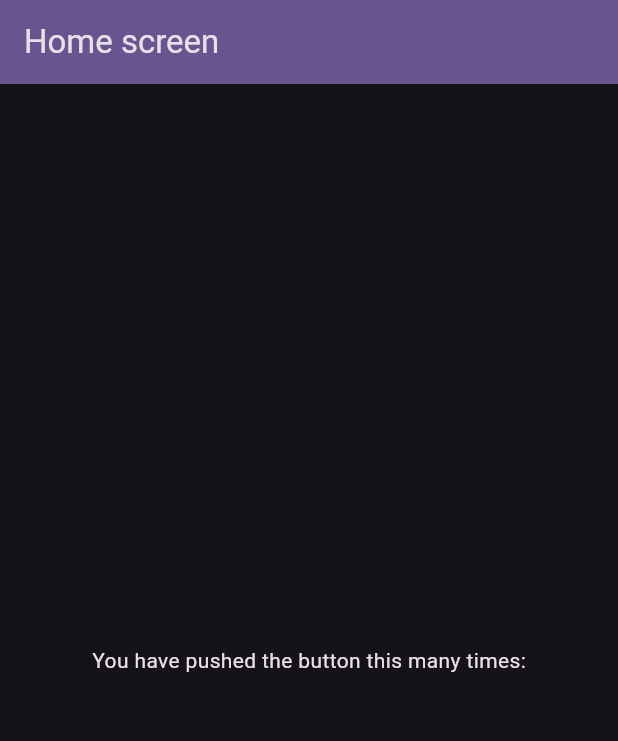
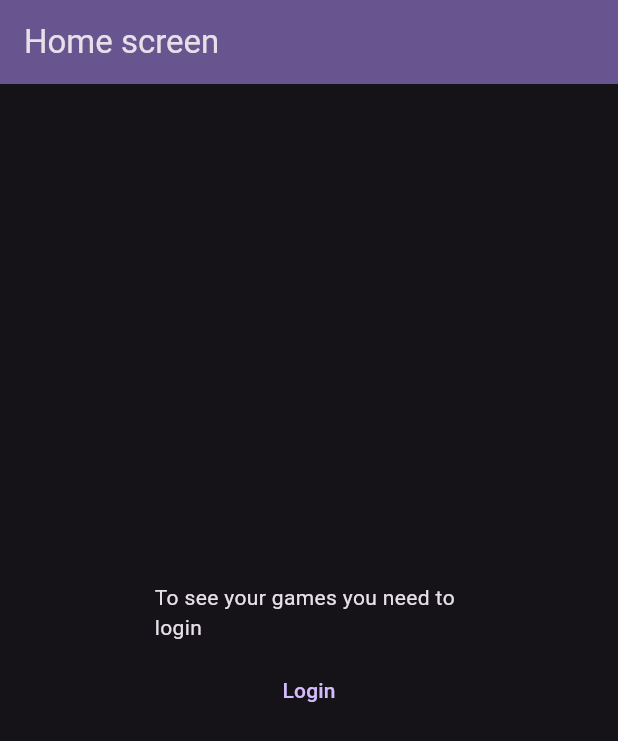
Before and after one commit to fernandonr189/fergog, a Flutter app: the screen it shows after launch, on a phone screen of 412 x 824 dp. Shown: the top 741 px of the screen. Run offline on Flutter 3.47's test engine with Material 3 defaults, Android fonts, the phone set to English and light mode, and no system bars; missing offline and left inert: window_manager.

Commit message:
Created simple form for code

```diff
--- a/lib/constants.dart
+++ b/lib/constants.dart
@@ -1 +1,8 @@
 //ekWGx0vKgsx7Dv3PaHsXzOTC4vJlGHxsp8XxS4sJkEM1eICuoNho-ZUPjJ32MGW_R8yppvMOqiDjzso2KPo0brgA34KpxJzeTzOC8r8e9_x9_XjVII3yATwkLL-Iak9vAIEg4AD4qwO5dcyr5CKdw3IlL_VYOtKt5abgjGFxFtFYs56I7g2bxBw-FIlacoi0
+const String gogAuthUrl = "https://auth.gog.com/auth";
+const String gogClientId = "46899977096215655";
+const String gogClientSecret =
+    "9d85c43b1482497dbbce61f6e4aa173a433796eeae2ca8c5f6129f2dc4de46d9";
+const String gogRedirectUri = "http://127.0.0.1:8080/callback";
+const String gogResponseType = "code";
+const String gogLayout = "client2";
--- a/lib/screens/HomeScreen.dart
+++ b/lib/screens/HomeScreen.dart
@@ -1,4 +1,6 @@
+import 'package:fergog/constants.dart';
 import 'package:flutter/material.dart';
+import 'package:url_launcher/url_launcher.dart';
 
 class HomeScreen extends StatefulWidget {
   const HomeScreen({super.key});
@@ -10,6 +12,8 @@ class HomeScreen extends StatefulWidget {
 }
 
 class _HomeScreenState extends State<HomeScreen> {
+  bool webBrowserOpened = false;
+
   @override
   Widget build(BuildContext context) {
     return Scaffold(
@@ -19,13 +23,41 @@ class _HomeScreenState extends State<HomeScreen> {
         title: Text("Home screen"),
       ),
       body: Center(
-        child: Column(
-          mainAxisAlignment: MainAxisAlignment.center,
-          children: <Widget>[
-            const Text('You have pushed the button this many times:'),
-          ],
+        child: SizedBox(
+          width: MediaQuery.sizeOf(context).width * 0.5,
+          child: Column(
+            mainAxisAlignment: MainAxisAlignment.center,
+            children: !webBrowserOpened
+                ? [
+                    const Text('To see your games you need to login'),
+                    Container(
+                      padding: EdgeInsets.symmetric(horizontal: 0, vertical: 8),
+                      child: TextButton(
+                        onPressed: _launchUrl,
+                        child: Text('Login'),
+                      ),
+                    ),
+                  ]
+                : [const Text("Enter the login code here!"), TextField()],
+          ),
         ),
       ),
     );
   }
+
+  Future<void> _launchUrl() async {
+    setState(() {
+      webBrowserOpened = true;
+    });
+    await launchUrl(
+      Uri.parse(gogAuthUrl).replace(
+        queryParameters: {
+          'client_id': gogClientId,
+          'redirect_uri': gogRedirectUri,
+          'response_type': gogResponseType,
+          'layout': gogLayout,
+        },
+      ),
+    );
+  }
 }
--- a/pubspec.yaml
+++ b/pubspec.yaml
@@ -35,6 +35,7 @@ dependencies:
   # Use with the CupertinoIcons class for iOS style icons.
   cupertino_icons: ^1.0.8
   window_manager: ^0.5.1
+  url_launcher: ^6.3.2
 
 dev_dependencies:
   flutter_test:
```
Also changed, not shown: pubspec.lock, 2 other files.
